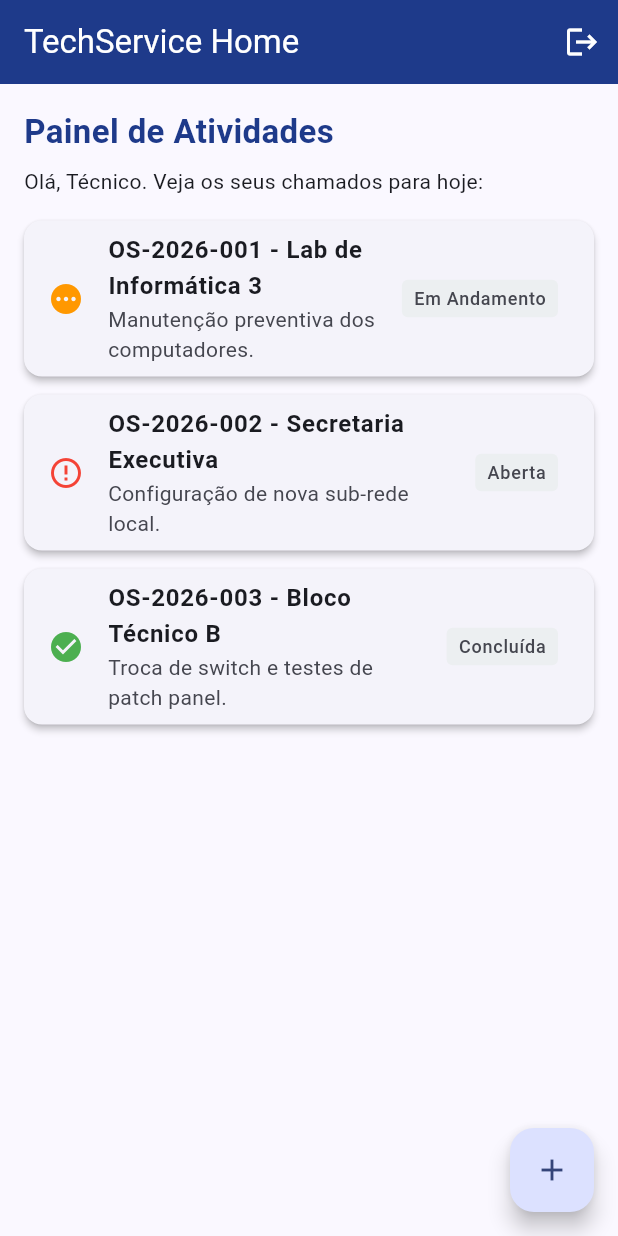
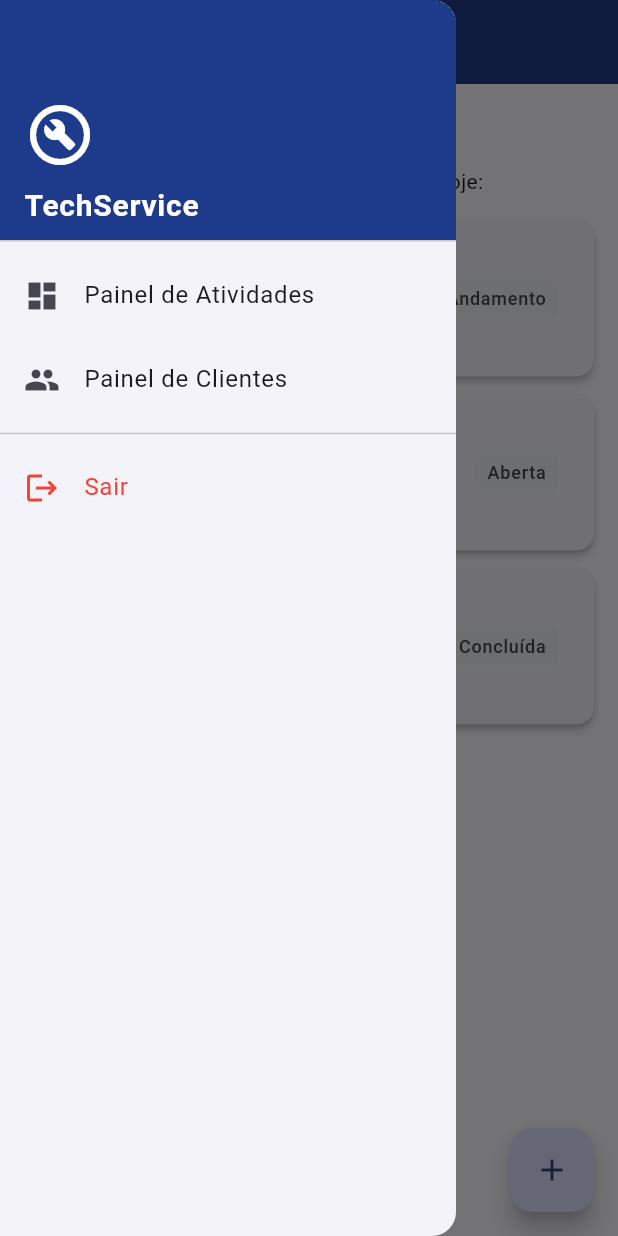
Before and after one commit to pauloewilliam/aula-10_06, a Flutter app: the HomeScreen screen opened directly, with the side drawer open (before the commit the screen has no drawer), on a phone screen of 412 x 824 dp. Run offline on Flutter 3.47's test engine with Material 3 defaults, Android fonts, the phone set to English and light mode, and no system bars.

Commit message:
criado tela de clientes

```diff
--- /dev/null
+++ b/aula10_06/lib/Client.dart
@@ -0,0 +1,16 @@
+class Client {
+  final int id;
+  final String nome;
+  final String telefone;
+  final String email;
+
+  Client({
+    required this.id,
+    required this.nome,
+    required this.telefone,
+    required this.email,
+  });
+
+  @override
+  String toString() => 'Client(id: $id, nome: $nome)';
+}
--- a/aula10_06/lib/Database.dart
+++ b/aula10_06/lib/Database.dart
@@ -1,13 +1,12 @@
 import 'ServiceOrder.dart';
+import 'Client.dart';
 
 class Database {
-
   static final Database _instance = Database._internal();
-
   Database._internal();
-
   factory Database() => _instance;
 
+  // Lista de Ordens de Serviço (igual ao seu código original)
   final List<ServiceOrder> serviceOrdersMock = [
     ServiceOrder(
       id: 'OS-2026-001',
@@ -29,6 +28,41 @@ class Database {
     ),
   ];
 
+  // Lista de Clientes (nova)
+  final List<Client> clientsMock = [
+    Client(
+      id: 1,
+      nome: 'Lucas Silva',
+      telefone: '(11) 98765-4321',
+      email: 'lucas.silva@example.com',
+    ),
+    Client(
+      id: 2,
+      nome: 'Beatriz Santos',
+      telefone: '(21) 97654-3210',
+      email: 'beatriz.santos@example.com',
+    ),
+    Client(
+      id: 3,
+      nome: 'Carlos Oliveira',
+      telefone: '(31) 96543-2109',
+      email: 'carlos.oliveira@example.com',
+    ),
+    Client(
+      id: 4,
+      nome: 'Mariana Costa',
+      telefone: '(41) 95432-1098',
+      email: 'mariana.costa@example.com',
+    ),
+    Client(
+      id: 5,
+      nome: 'Gabriel Rodrigues',
+      telefone: '(51) 94321-0987',
+      email: 'gabriel.rodrigues@example.com',
+    ),
+  ];
+
+  // Métodos de Ordens de Serviço (igual ao seu código original)
   List<ServiceOrder> getOrders() {
     return serviceOrdersMock;
   }
@@ -36,4 +70,13 @@ class Database {
   void addOrder(ServiceOrder order) {
     serviceOrdersMock.add(order);
   }
+
+  // Métodos de Clientes (novos)
+  List<Client> getClients() {
+    return clientsMock;
+  }
+
+  void addClient(Client client) {
+    clientsMock.add(client);
+  }
 }
--- a/aula10_06/lib/home_screen.dart
+++ b/aula10_06/lib/home_screen.dart
@@ -3,6 +3,7 @@ import 'login_screen.dart';
 import 'Database.dart';
 import 'ServiceOrder.dart';
 import 'cadastro_order_modal.dart';
+import 'client_screen.dart';
 
 class HomeScreen extends StatefulWidget {
   const HomeScreen({super.key});
@@ -24,24 +25,79 @@ class _HomeScreenState extends State<HomeScreen> {
   @override
   Widget build(BuildContext context) {
     return Scaffold(
+      // Menu Hamburguer
+      drawer: Drawer(
+        child: ListView(
+          padding: EdgeInsets.zero,
+          children: [
+            DrawerHeader(
+              decoration: BoxDecoration(
+                color: Theme.of(context).colorScheme.primary,
+              ),
+              child: const Column(
+                crossAxisAlignment: CrossAxisAlignment.start,
+                mainAxisAlignment: MainAxisAlignment.end,
+                children: [
+                  Icon(
+                    Icons.build_circle_outlined,
+                    color: Colors.white,
+                    size: 48,
+                  ),
+                  SizedBox(height: 8),
+                  Text(
+                    'TechService',
+                    style: TextStyle(
+                      color: Colors.white,
+                      fontSize: 20,
+                      fontWeight: FontWeight.bold,
+                    ),
+                  ),
+                ],
+              ),
+            ),
+            // Rota Painel de Atividades
+            ListTile(
+              leading: const Icon(Icons.dashboard),
+              title: const Text('Painel de Atividades'),
+              onTap: () {
+                Navigator.pop(context); // Fecha o drawer
+              },
+            ),
+            // Rota Painel de Clientes
+            ListTile(
+              leading: const Icon(Icons.people),
+              title: const Text('Painel de Clientes'),
+              onTap: () {
+                Navigator.pop(context);
+                Navigator.push(
+                  context,
+                  MaterialPageRoute(builder: (context) => const ClientScreen()),
+                );
+              },
+            ),
+            const Divider(),
+            // Sair
+            ListTile(
+              leading: const Icon(Icons.logout, color: Colors.red),
+              title: const Text('Sair', style: TextStyle(color: Colors.red)),
+              onTap: () {
+                Navigator.pushAndRemoveUntil(
+                  context,
+                  MaterialPageRoute(builder: (context) => const LoginScreen()),
+                  (route) => false,
+                );
+              },
+            ),
+          ],
+        ),
+      ),
       appBar: AppBar(
         title: const Text('TechService Home'),
         backgroundColor: Theme.of(context).colorScheme.primary,
         foregroundColor: Colors.white,
-        actions: [
-          IconButton(
-            icon: const Icon(Icons.logout),
-            tooltip: 'Sair do App',
-            onPressed: () {
-              Navigator.pushAndRemoveUntil(
-                context,
-                MaterialPageRoute(builder: (context) => const LoginScreen()),
-                (route) => false,
-              );
-            },
-          ),
-        ],
+        // Removi o botão logout daqui — agora está no drawer
       ),
+      // O resto do body é igual ao seu código original
       body: Padding(
         padding: const EdgeInsets.all(16.0),
         child: Column(
@@ -109,6 +165,7 @@ class _HomeScreenState extends State<HomeScreen> {
           ],
         ),
       ),
+      // FloatingActionButton igual ao seu código original
       floatingActionButton: FloatingActionButton(
         onPressed: () async {
           final ServiceOrder? novaOS = await showModalBottomSheet<ServiceOrder>(
```
Also changed, not shown: aula10_06/lib/cadastro_client.dart (added, +132 -0 lines), aula10_06/lib/client_screen.dart (added, +118 -0 lines), 1 other file.
